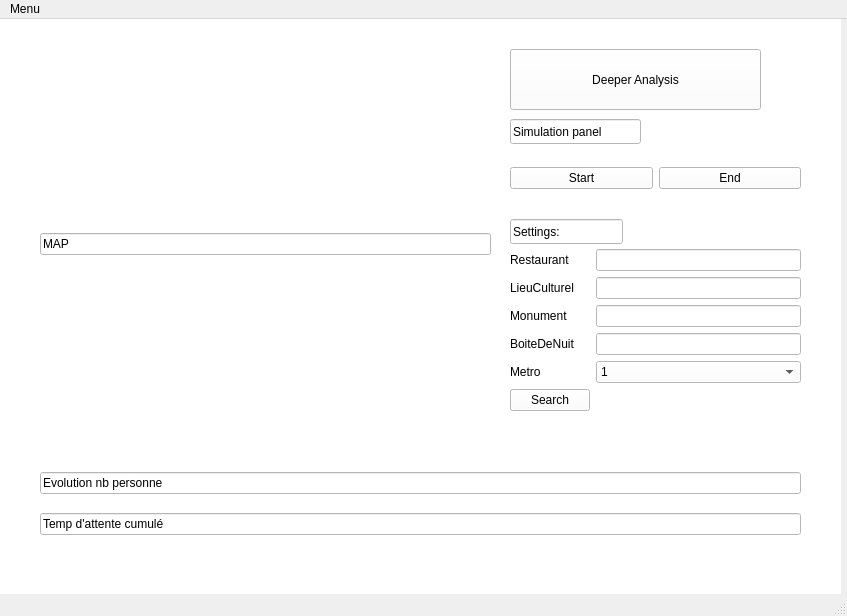
Old version of the form Olympic_sim/mainwindow.ui in the repository LindaMAIN/CPP-PROJECT.
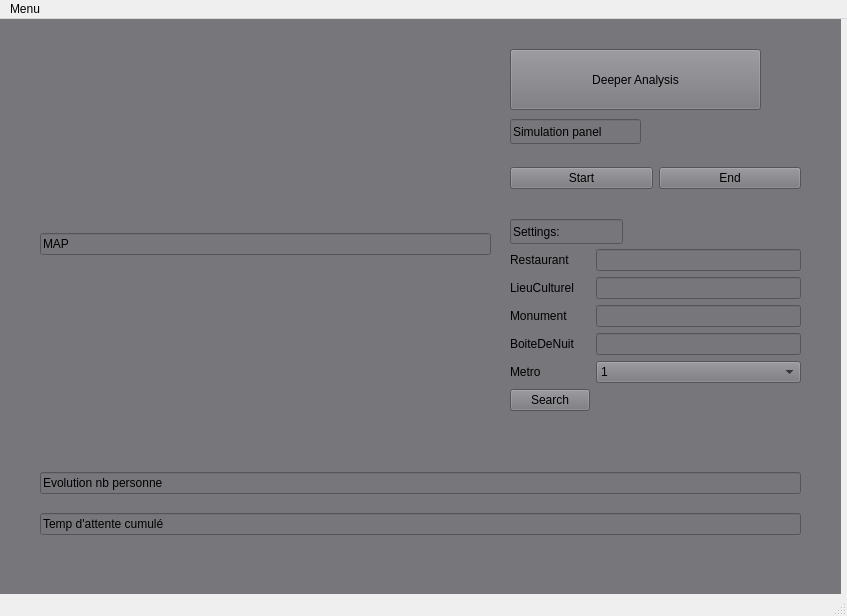
New version of the form.

Diff of the .ui file:
```diff
--- a/Olympic_sim/mainwindow.ui
+++ b/Olympic_sim/mainwindow.ui
@@ -155,8 +155,7 @@
     </widget>
     <widget class="QWidget" name="mainpage">
      <property name="styleSheet">
-      <string notr="true">
-background-color: rgb(255, 255, 255);</string>
+      <string notr="true">background-color: rgb(119, 118, 123);</string>
      </property>
      <widget class="QLineEdit" name="lineEdit_7">
       <property name="geometry">
```
